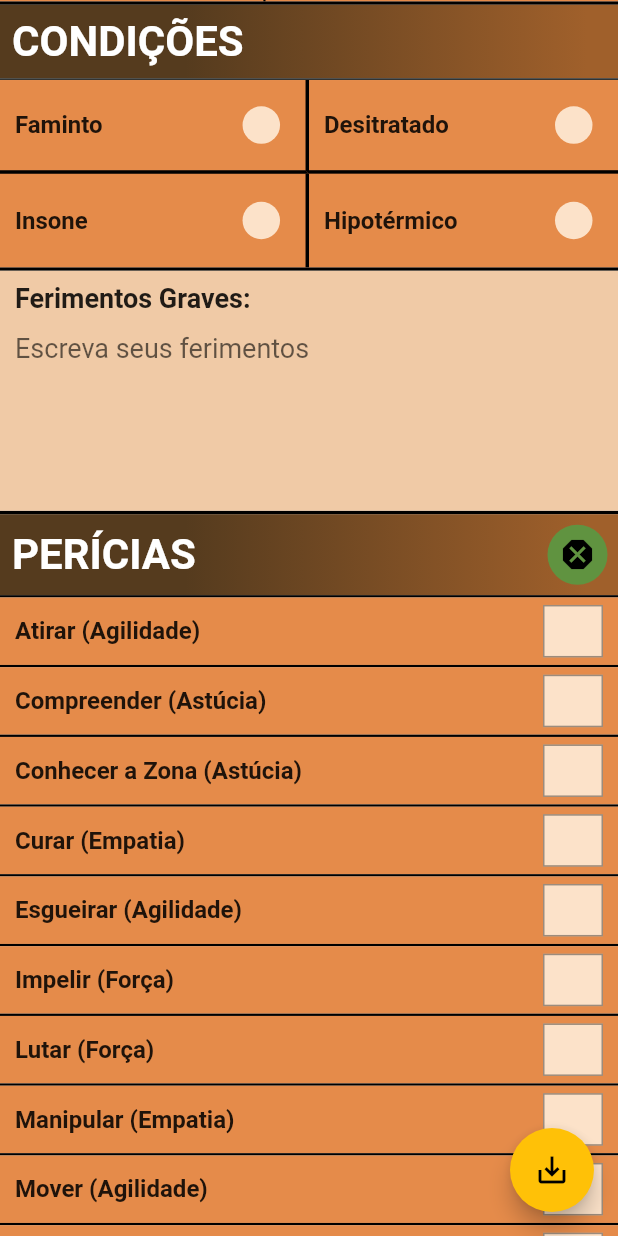
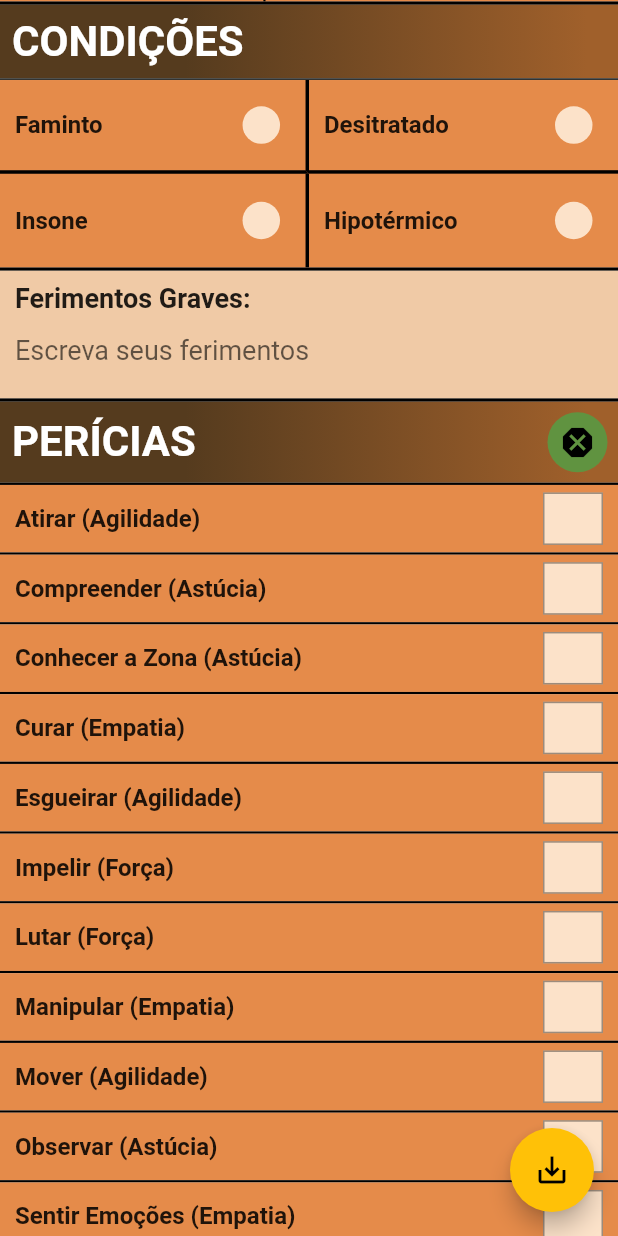
Before and after one commit to murilinhoPs/ficha_mutante_ano_zero, a Flutter app: the screen it shows after launch, scrolled down 576 dp, on a phone screen of 412 x 824 dp. Run offline on Flutter 3.47's test engine with Material 2 defaults, Android fonts, the phone set to English and light mode, and no system bars; drawn by our look-alikes of screenshot; our stand-ins replace image_gallery_saver, pdf, permission_handler, printing, shared_preferences.

Commit message:
Use stack to re-made armor session to be more precise than Expanded and flex Create resizibleInput to dynamic expands according its text

```diff
--- a/lib/app/modules/firstPage/wdigets/atributes.dart
+++ b/lib/app/modules/firstPage/wdigets/atributes.dart
@@ -3,7 +3,7 @@ import 'package:pdf_mutant/app/global/colors.dart';
 import 'package:pdf_mutant/app/widgets/box_container.dart';
 import 'package:pdf_mutant/app/widgets/circle_mark.dart';
 import 'package:pdf_mutant/app/widgets/content_header.dart';
-import 'package:pdf_mutant/app/widgets/small_input.dart';
+import 'package:pdf_mutant/app/widgets/text_inputs/small_input.dart';
 
 class Atributes extends StatelessWidget {
   @override
--- a/lib/app/modules/firstPage/wdigets/conditions.dart
+++ b/lib/app/modules/firstPage/wdigets/conditions.dart
@@ -1,11 +1,16 @@
 import 'package:flutter/material.dart';
 import 'package:pdf_mutant/app/global/colors.dart';
+import 'package:pdf_mutant/app/modules/firstPage/wdigets/wounds.dart';
 import 'package:pdf_mutant/app/widgets/box_container.dart';
 import 'package:pdf_mutant/app/widgets/circle_mark.dart';
 import 'package:pdf_mutant/app/widgets/content_header.dart';
-import 'package:pdf_mutant/app/widgets/large_input.dart';
 
-class Conditions extends StatelessWidget {
+class Conditions extends StatefulWidget {
+  @override
+  _ConditionsState createState() => _ConditionsState();
+}
+
+class _ConditionsState extends State<Conditions> {
   @override
   Widget build(BuildContext context) {
     return BoxContainer(
@@ -30,7 +35,7 @@ class Conditions extends StatelessWidget {
               bottom: myDefaultBorder,
               child: conditionsGrid(context),
             ),
-            wounds()
+            Wounds(),
           ],
         ),
       ),
@@ -86,35 +91,4 @@ class Conditions extends StatelessWidget {
       ),
     );
   }
-
-  Widget wounds() {
-    return Container(
-      height: 160,
-      color: AppColors.lightOrange,
-      padding: const EdgeInsets.symmetric(horizontal: 10.0, vertical: 8.0),
-      child: Column(
-        mainAxisSize: MainAxisSize.min,
-        crossAxisAlignment: CrossAxisAlignment.start,
-        children: [
-          Row(
-            mainAxisAlignment: MainAxisAlignment.spaceBetween,
-            children: [
-              Text(
-                'Ferimentos Graves:',
-                style: TextStyle(
-                  fontWeight: FontWeight.bold,
-                  fontSize: 18.0,
-                ),
-              ),
-            ],
-          ),
-          LargeInput(
-            hintText: 'Escreva seus ferimentos',
-            maxLines: 5,
-            keySharedPrefs: 'wounds',
-          ),
-        ],
-      ),
-    );
-  }
 }
--- a/lib/app/modules/firstPage/wdigets/equipments/armor.dart
+++ b/lib/app/modules/firstPage/wdigets/equipments/armor.dart
@@ -2,9 +2,9 @@ import 'package:flutter/material.dart';
 import 'package:pdf_mutant/app/global/colors.dart';
 import 'package:pdf_mutant/app/widgets/box_container.dart';
 import 'package:pdf_mutant/app/widgets/content_header.dart';
-import 'package:pdf_mutant/app/widgets/input_title.dart';
-import 'package:pdf_mutant/app/widgets/large_input.dart';
-import 'package:pdf_mutant/app/widgets/small_input.dart';
+import 'package:pdf_mutant/app/widgets/text_inputs/input_title.dart';
+import 'package:pdf_mutant/app/widgets/text_inputs/large_input.dart';
+import 'package:pdf_mutant/app/widgets/text_inputs/small_input.dart';
 
 class Equipments extends StatelessWidget {
   @override
@@ -28,7 +28,6 @@ class Equipments extends StatelessWidget {
     return Row(
       children: [
         Expanded(
-          flex: 3,
           child: ContentHeader(
             title: 'Armadura',
             icon: Icons.add_moderator,
@@ -37,7 +36,9 @@ class Equipments extends StatelessWidget {
           ),
         ),
         customDivider(),
-        Container(
+        SizedBox(
+          width: 120,
+          child: Container(
             height: 54,
             padding: EdgeInsets.symmetric(horizontal: 10.0),
             alignment: Alignment.center,
@@ -47,7 +48,8 @@ class Equipments extends StatelessWidget {
               fontSize: 22.0,
               fontColor: AppColors.lightTextOrange,
             ),
-        )
+          ),
+        ),
       ],
     );
   }
@@ -68,18 +70,18 @@ class Equipments extends StatelessWidget {
             ),
           ),
           Positioned(
-            right: 110,
+            right: 120,
             child: customDivider(),
           ),
           Positioned(
             top: 5.3,
-            right: 0,
+            right: 15,
             child: Padding(
               padding: EdgeInsets.only(right: 15.0),
               child: SmallInput(
                 keySharedPrefs: 'armorValue',
                 hintText: '+1..',
-                width: 55,
+                width: 60,
                 height: 40,
               ),
             ),
--- a/lib/app/modules/firstPage/wdigets/name_basics.dart
+++ b/lib/app/modules/firstPage/wdigets/name_basics.dart
@@ -1,9 +1,9 @@
 import 'package:flutter/material.dart';
 import 'package:pdf_mutant/app/global/colors.dart';
 import 'package:pdf_mutant/app/widgets/box_container.dart';
-import 'package:pdf_mutant/app/widgets/input_title.dart';
-import 'package:pdf_mutant/app/widgets/large_input.dart';
-import 'package:pdf_mutant/app/widgets/small_input.dart';
+import 'package:pdf_mutant/app/widgets/text_inputs/input_title.dart';
+import 'package:pdf_mutant/app/widgets/text_inputs/large_input.dart';
+import 'package:pdf_mutant/app/widgets/text_inputs/small_input.dart';
 
 class BasicInfos extends StatelessWidget {
   @override
--- a/lib/app/modules/firstPage/wdigets/skills.dart
+++ b/lib/app/modules/firstPage/wdigets/skills.dart
@@ -3,8 +3,8 @@ import 'package:pdf_mutant/app/global/colors.dart';
 import 'package:pdf_mutant/app/global/skills_list.dart';
 import 'package:pdf_mutant/app/widgets/box_container.dart';
 import 'package:pdf_mutant/app/widgets/content_header.dart';
-import 'package:pdf_mutant/app/widgets/large_input.dart';
-import 'package:pdf_mutant/app/widgets/small_input.dart';
+import 'package:pdf_mutant/app/widgets/text_inputs/large_input.dart';
+import 'package:pdf_mutant/app/widgets/text_inputs/small_input.dart';
 
 class Skills extends StatelessWidget {
   @override
--- /dev/null
+++ b/lib/app/modules/firstPage/wdigets/wounds.dart
@@ -0,0 +1,52 @@
+import 'package:flutter/material.dart';
+import 'package:pdf_mutant/app/global/colors.dart';
+import 'package:pdf_mutant/app/widgets/text_inputs/resizible_input.dart';
+
+class Wounds extends StatefulWidget {
+  @override
+  _WoundsState createState() => _WoundsState();
+}
+
+class _WoundsState extends State<Wounds> {
+  double _containerHeight = 100;
+
+  changeHeight(name) {
+    print('_containerHeight');
+
+    setState(() {
+      _containerHeight += 20;
+    });
+
+    print(_containerHeight);
+  }
+
+  @override
+  Widget build(BuildContext context) {
+    return Container(
+      color: AppColors.lightOrange,
+      padding: const EdgeInsets.symmetric(horizontal: 10.0, vertical: 8.0),
+      child: Column(
+        mainAxisSize: MainAxisSize.min,
+        crossAxisAlignment: CrossAxisAlignment.start,
+        children: [
+          Row(
+            mainAxisAlignment: MainAxisAlignment.spaceBetween,
+            children: [
+              Text(
+                'Ferimentos Graves:',
+                style: TextStyle(
+                  fontWeight: FontWeight.bold,
+                  fontSize: 18.0,
+                ),
+              ),
+            ],
+          ),
+          ResizibleInput(
+            hintText: 'Escreva seus ferimentos',
+            keySharedPrefs: 'wounds',
+          )
+        ],
+      ),
+    );
+  }
+}
--- a/lib/app/widgets/large_input.dart
+++ b/lib/app/widgets/text_inputs/large_input.dart
@@ -14,7 +14,7 @@ class LargeInput extends StatefulWidget {
     Key key,
     this.maxLines = 1,
     this.height = 50.0,
-    this.width,
+    this.width = 40.0,
     @required this.hintText,
     this.keySharedPrefs = "input-none",
     this.fontWeight = FontWeight.normal,
@@ -57,7 +57,6 @@ class _LargeInputState extends State<LargeInput> {
         ),
         controller: controller,
         onChanged: (_) => saveData(),
-        onEditingComplete: saveData,
         maxLines: widget.maxLines,
         cursorColor: Colors.black,
         decoration: InputDecoration(
--- /dev/null
+++ b/lib/app/widgets/text_inputs/resizible_input.dart
@@ -0,0 +1,81 @@
+import 'package:flutter/material.dart';
+import 'package:pdf_mutant/app/global/services/local_db.dart';
+
+class ResizibleInput extends StatefulWidget {
+  final String hintText;
+  final String keySharedPrefs;
+  final double fontSize;
+  final FontWeight fontWeight;
+  final FontStyle fontStyle;
+
+  const ResizibleInput({
+    Key key,
+    @required this.hintText,
+    this.keySharedPrefs = "input-none",
+    this.fontSize = 18.0,
+    this.fontWeight = FontWeight.normal,
+    this.fontStyle = FontStyle.normal,
+  }) : super(key: key);
+
+  @override
+  _ResizibleInputState createState() => _ResizibleInputState();
+}
+
+class _ResizibleInputState extends State<ResizibleInput> {
+  final controller = TextEditingController();
+
+  void initState() {
+    getData();
+    super.initState();
+  }
+
+  void saveData() async => await LocalDatabase.setItemString(
+        widget.keySharedPrefs,
+        controller.text,
+      );
+
+  void getData() async {
+    final prefTextInput = await LocalDatabase.getItem(widget.keySharedPrefs);
+
+    setState(() => controller.text = prefTextInput ?? "");
+  }
+
+  @override
+  Widget build(BuildContext context) {
+    return LayoutBuilder(
+      builder: (context, BoxConstraints size) {
+        TextSpan text = TextSpan(
+          text: controller.text,
+        );
+
+        TextPainter textPainter = TextPainter(
+          text: text,
+          textDirection: TextDirection.ltr,
+          textAlign: TextAlign.left,
+        );
+        textPainter.layout();
+
+        int currentLines =
+            (textPainter.height / textPainter.preferredLineHeight).ceil();
+
+        int maxLines = 5;
+
+        return TextField(
+          controller: controller,
+          onChanged: (_) => saveData(),
+          maxLines: currentLines < maxLines ? null : maxLines,
+          cursorColor: Colors.black,
+          decoration: InputDecoration(
+            hintText: widget.hintText,
+            border: InputBorder.none,
+          ),
+          style: TextStyle(
+            fontSize: widget.fontSize,
+            fontWeight: widget.fontWeight,
+            fontStyle: widget.fontStyle,
+          ),
+        );
+      },
+    );
+  }
+}
--- a/pubspec.yaml
+++ b/pubspec.yaml
@@ -15,7 +15,6 @@ dependencies:
   shared_preferences: ^0.5.12+4
   pdf: ^2.0.0
   screenshot: ^0.2.0
-  path_provider: ^1.6.27
   printing: ^4.0.0
   image_gallery_saver: ^1.6.7
   permission_handler: ^5.0.1+1
```
Also changed, not shown: lib/app/widgets/text_inputs/input_title.dart (renamed from lib/app/widgets/input_title.dart), lib/app/widgets/text_inputs/small_input.dart (renamed from lib/app/widgets/small_input.dart), pubspec.lock. Lines whose indentation alone changed are shown as unchanged.
